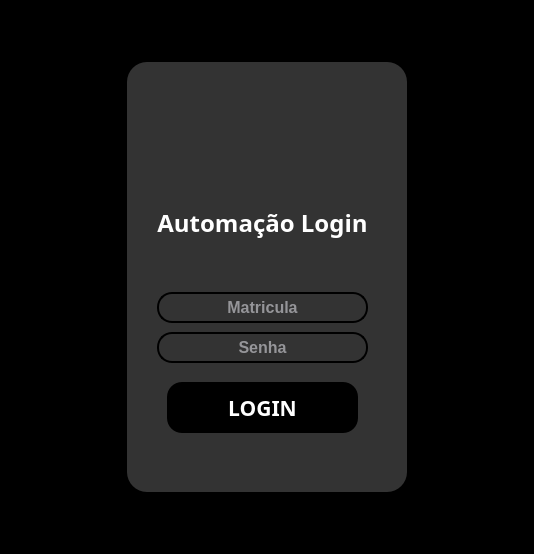
TecnoBreve/Automacao, file uic/login.ui: the form before one commit.
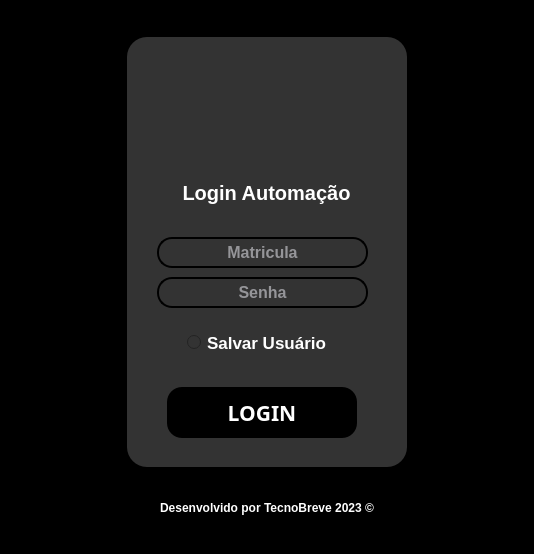
The form after the commit. Icons and pictures are not drawn.

Patch:
```diff
--- a/uic/login.ui
+++ b/uic/login.ui
@@ -28,10 +28,7 @@
 color: white;</string>
   </property>
   <widget class="QWidget" name="centralwidget">
-   <layout class="QHBoxLayout" name="horizontalLayout" stretch="0">
-    <property name="spacing">
-     <number>10</number>
-    </property>
+   <layout class="QGridLayout" name="gridLayout">
     <property name="leftMargin">
      <number>10</number>
     </property>
@@ -44,7 +41,7 @@
     <property name="bottomMargin">
      <number>10</number>
     </property>
-    <item>
+    <item row="0" column="0">
      <widget class="QFrame" name="frameLogin">
       <property name="maximumSize">
        <size>
@@ -71,7 +68,7 @@
        <property name="geometry">
         <rect>
          <x>30</x>
-         <y>230</y>
+         <y>200</y>
          <width>211</width>
          <height>31</height>
         </rect>
@@ -104,7 +101,7 @@
        <property name="geometry">
         <rect>
          <x>30</x>
-         <y>270</y>
+         <y>240</y>
          <width>211</width>
          <height>31</height>
         </rect>
@@ -140,8 +137,8 @@
        <property name="geometry">
         <rect>
          <x>40</x>
-         <y>320</y>
-         <width>191</width>
+         <y>350</y>
+         <width>190</width>
          <height>51</height>
         </rect>
        </property>
@@ -184,33 +181,130 @@
         <bool>true</bool>
        </property>
       </widget>
-      <widget class="QLabel" name="label_2">
+      <widget class="QRadioButton" name="salvarUser">
        <property name="geometry">
         <rect>
-         <x>0</x>
+         <x>60</x>
+         <y>290</y>
+         <width>181</width>
+         <height>31</height>
+        </rect>
+       </property>
+       <property name="font">
+        <font>
+         <family>MS UI Gothic</family>
+         <pointsize>13</pointsize>
+         <weight>75</weight>
+         <bold>true</bold>
+        </font>
+       </property>
+       <property name="cursor">
+        <cursorShape>PointingHandCursor</cursorShape>
+       </property>
+       <property name="mouseTracking">
+        <bool>false</bool>
+       </property>
+       <property name="focusPolicy">
+        <enum>Qt::NoFocus</enum>
+       </property>
+       <property name="layoutDirection">
+        <enum>Qt::LeftToRight</enum>
+       </property>
+       <property name="autoFillBackground">
+        <bool>false</bool>
+       </property>
+       <property name="styleSheet">
+        <string notr="true">background-color: #333;</string>
+       </property>
+       <property name="text">
+        <string>Salvar Usuário</string>
+       </property>
+       <property name="icon">
+        <iconset>
+         <normaloff>../img/slvUser.png</normaloff>../img/slvUser.png</iconset>
+       </property>
+       <property name="iconSize">
+        <size>
+         <width>20</width>
+         <height>20</height>
+        </size>
+       </property>
+       <property name="shortcut">
+        <string>Ctrl+S</string>
+       </property>
+       <property name="checked">
+        <bool>false</bool>
+       </property>
+      </widget>
+      <widget class="QPushButton" name="pushButton">
+       <property name="geometry">
+        <rect>
+         <x>4</x>
          <y>140</y>
          <width>271</width>
-         <height>41</height>
+         <height>31</height>
         </rect>
        </property>
        <property name="font">
         <font>
-         <family>Segoe MDL2 Assets</family>
-         <pointsize>18</pointsize>
+         <family>MS Shell Dlg 2</family>
+         <pointsize>15</pointsize>
          <weight>75</weight>
          <bold>true</bold>
-         <stylestrategy>PreferDefault</stylestrategy>
         </font>
        </property>
+       <property name="focusPolicy">
+        <enum>Qt::NoFocus</enum>
+       </property>
+       <property name="styleSheet">
+        <string notr="true">background-color: #333;
+color: white;
+border: 0px;
+</string>
+       </property>
        <property name="text">
-        <string>Automação Login</string>
+        <string>Login Automação</string>
        </property>
-       <property name="alignment">
-        <set>Qt::AlignCenter</set>
+       <property name="icon">
+        <iconset>
+         <normaloff>../img/people.png</normaloff>../img/people.png</iconset>
+       </property>
+       <property name="iconSize">
+        <size>
+         <width>20</width>
+         <height>20</height>
+        </size>
        </property>
       </widget>
      </widget>
     </item>
+    <item row="1" column="0">
+     <widget class="QLabel" name="label_2">
+      <property name="maximumSize">
+       <size>
+        <width>16777215</width>
+        <height>15</height>
+       </size>
+      </property>
+      <property name="font">
+       <font>
+        <family>MS UI Gothic</family>
+        <pointsize>9</pointsize>
+        <weight>75</weight>
+        <bold>true</bold>
+       </font>
+      </property>
+      <property name="text">
+       <string>Desenvolvido por TecnoBreve 2023 ©</string>
+      </property>
+      <property name="alignment">
+       <set>Qt::AlignCenter</set>
+      </property>
+      <property name="margin">
+       <number>0</number>
+      </property>
+     </widget>
+    </item>
    </layout>
   </widget>
  </widget>
```
Left out of the diff: 6 changed lines with no effect on the pictures.
